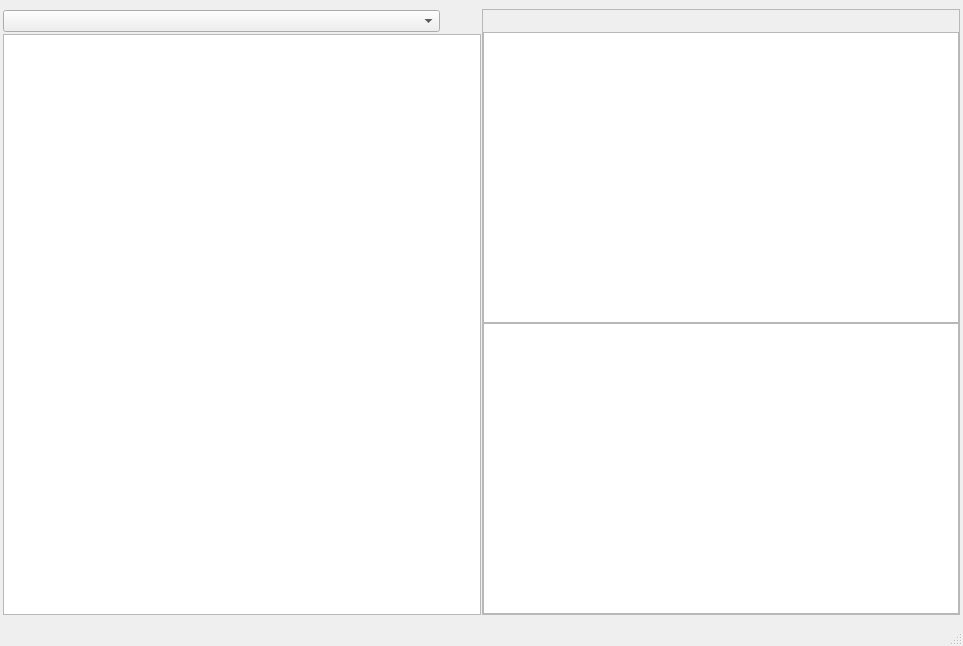
Above: mainwindow.ui from RIZ0x1/FSeek before the change. Below: the same form after it.
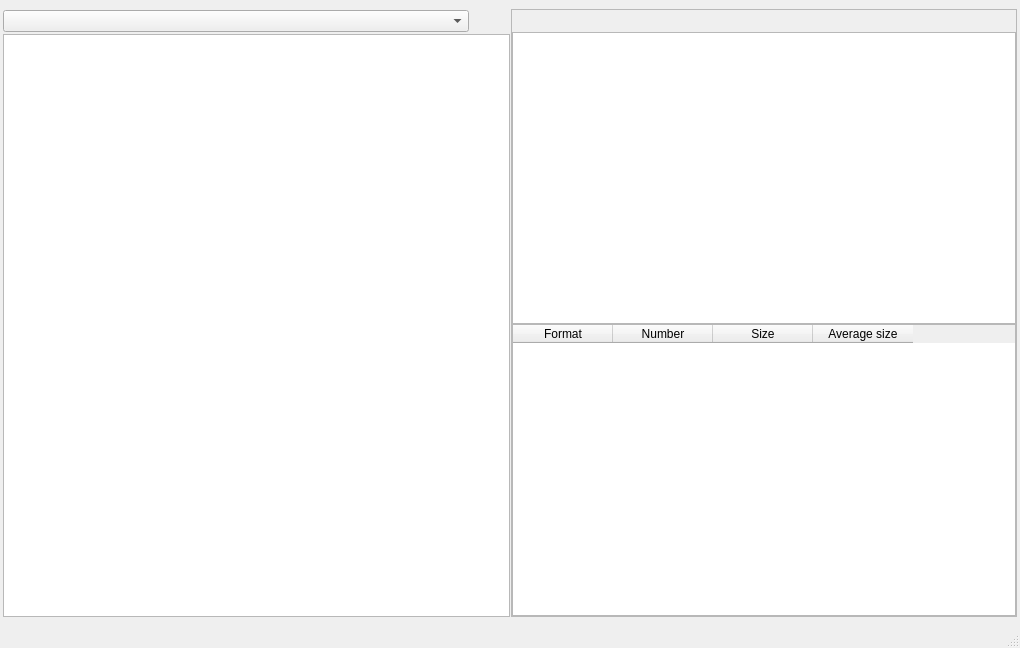
That is the form after the change. Icons and pictures are not drawn. Custom widgets are drawn as their Qt base class.

```diff
--- a/mainwindow.ui
+++ b/mainwindow.ui
@@ -6,8 +6,8 @@
    <rect>
     <x>0</x>
     <y>0</y>
-    <width>963</width>
-    <height>646</height>
+    <width>1020</width>
+    <height>648</height>
    </rect>
   </property>
   <property name="windowTitle">
@@ -227,13 +227,27 @@
           </widget>
          </item>
          <item>
-          <widget class="QTableView" name="tableView">
-           <property name="sizePolicy">
-            <sizepolicy hsizetype="Expanding" vsizetype="Expanding">
-             <horstretch>0</horstretch>
-             <verstretch>0</verstretch>
-            </sizepolicy>
-           </property>
+          <widget class="QTableWidget" name="tableWidget">
+           <column>
+            <property name="text">
+             <string>Format</string>
+            </property>
+           </column>
+           <column>
+            <property name="text">
+             <string>Number</string>
+            </property>
+           </column>
+           <column>
+            <property name="text">
+             <string>Size</string>
+            </property>
+           </column>
+           <column>
+            <property name="text">
+             <string>Average size</string>
+            </property>
+           </column>
           </widget>
          </item>
         </layout>
```
Left out of the diff: 2 changed lines with no effect on the pictures.
